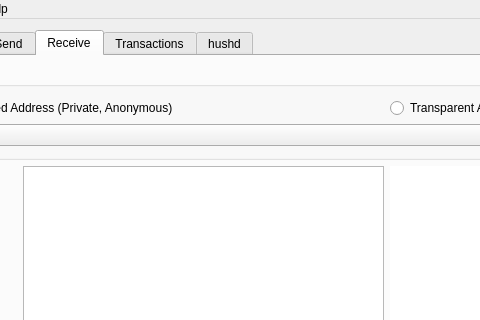
Above: src/mainwindow.ui from ZcashFoundation/zecwallet before the change; both pictures show x 97 to 577 and y 0 to 320 of the 968 by 616 pixel window. Below: the same form after it.
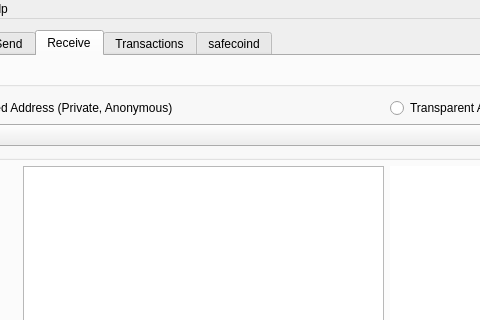
That is the form after the change. Icons and pictures are not drawn. Custom widgets are drawn as their Qt base class.

The edit to the form file:
```diff
--- a/src/mainwindow.ui
+++ b/src/mainwindow.ui
@@ -918,7 +918,7 @@
 
       <widget class="QWidget" name="tab_5">
        <attribute name="title">
-        <string>hushd</string>
+        <string>safecoind</string>
        </attribute>
        <layout class="QVBoxLayout" name="verticalLayout_7">
         <item>
```
Left out of the diff: 8 changed lines with no effect on the pictures.
